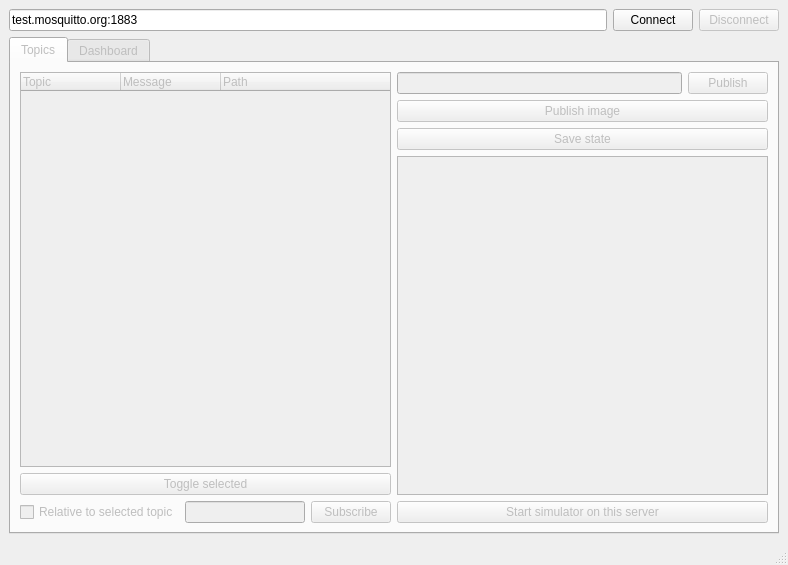
Qt form src/explorer.ui (bugulo/mqtt-explorer) before a commit.
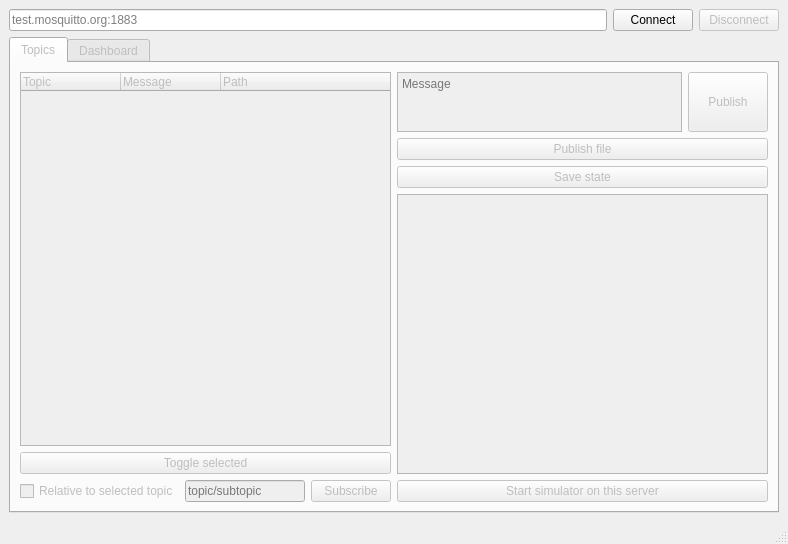
The same form after that commit.

```diff
--- a/src/explorer.ui
+++ b/src/explorer.ui
@@ -7,7 +7,7 @@
     <x>0</x>
     <y>0</y>
     <width>788</width>
-    <height>565</height>
+    <height>544</height>
    </rect>
   </property>
   <property name="windowTitle">
@@ -20,6 +20,9 @@
       <item>
        <widget class="QLineEdit" name="inputServerAddress">
         <property name="text">
+         <string/>
+        </property>
+        <property name="placeholderText">
          <string>test.mosquitto.org:1883</string>
         </property>
        </widget>
@@ -65,10 +68,29 @@
               <item>
                <layout class="QHBoxLayout" name="horizontalLayout_7">
                 <item>
-                 <widget class="QLineEdit" name="inputPublishMessage"/>
+                 <widget class="QTextEdit" name="inputPublishMessage">
+                  <property name="maximumSize">
+                   <size>
+                    <width>16777215</width>
+                    <height>60</height>
+                   </size>
+                  </property>
+                  <property name="placeholderText">
+                   <string>Message</string>
+                  </property>
+                 </widget>
                 </item>
                 <item>
                  <widget class="QPushButton" name="buttonPublish">
+                  <property name="enabled">
+                   <bool>false</bool>
+                  </property>
+                  <property name="sizePolicy">
+                   <sizepolicy hsizetype="Preferred" vsizetype="Preferred">
+                    <horstretch>0</horstretch>
+                    <verstretch>0</verstretch>
+                   </sizepolicy>
+                  </property>
                   <property name="text">
                    <string>Publish</string>
                   </property>
@@ -77,9 +99,12 @@
                </layout>
               </item>
               <item>
-               <widget class="QPushButton" name="buttonPublishImage">
+               <widget class="QPushButton" name="buttonPublishFile">
+                <property name="enabled">
+                 <bool>false</bool>
+                </property>
                 <property name="text">
-                 <string>Publish image</string>
+                 <string>Publish file</string>
                 </property>
                </widget>
               </item>
@@ -91,10 +116,26 @@
                </widget>
               </item>
               <item>
-               <widget class="QListWidget" name="topicMessageList"/>
+               <widget class="QListWidget" name="topicMessageList">
+                <property name="sizePolicy">
+                 <sizepolicy hsizetype="Expanding" vsizetype="Expanding">
+                  <horstretch>0</horstretch>
+                  <verstretch>1</verstretch>
+                 </sizepolicy>
+                </property>
+                <property name="horizontalScrollBarPolicy">
+                 <enum>Qt::ScrollBarAlwaysOff</enum>
+                </property>
+               </widget>
               </item>
               <item>
                <widget class="QPushButton" name="buttonToggleSimulator">
+                <property name="sizePolicy">
+                 <sizepolicy hsizetype="Minimum" vsizetype="Fixed">
+                  <horstretch>0</horstretch>
+                  <verstretch>0</verstretch>
+                 </sizepolicy>
+                </property>
                 <property name="text">
                  <string>Start simulator on this server</string>
                 </property>
@@ -151,7 +192,11 @@
                </widget>
               </item>
               <item>
-               <widget class="QLineEdit" name="inputSubscribeTopic"/>
+               <widget class="QLineEdit" name="inputSubscribeTopic">
+                <property name="placeholderText">
+                 <string>topic/subtopic</string>
+                </property>
+               </widget>
               </item>
               <item>
                <widget class="QPushButton" name="buttonSubscribe">
```
Left out of the diff: 16 changed lines with no effect on the pictures.
